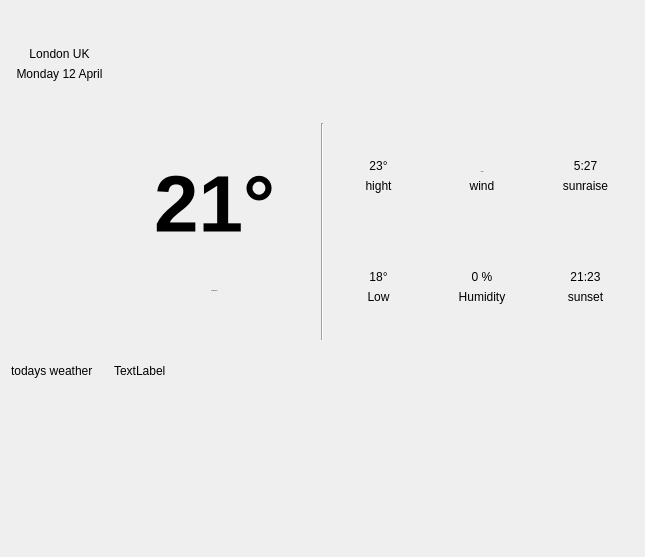
This is gui/mainwindow.ui in Maher-Majdoub/WeatherApp as Qt 5 draws it before an edit. The edited form follows.
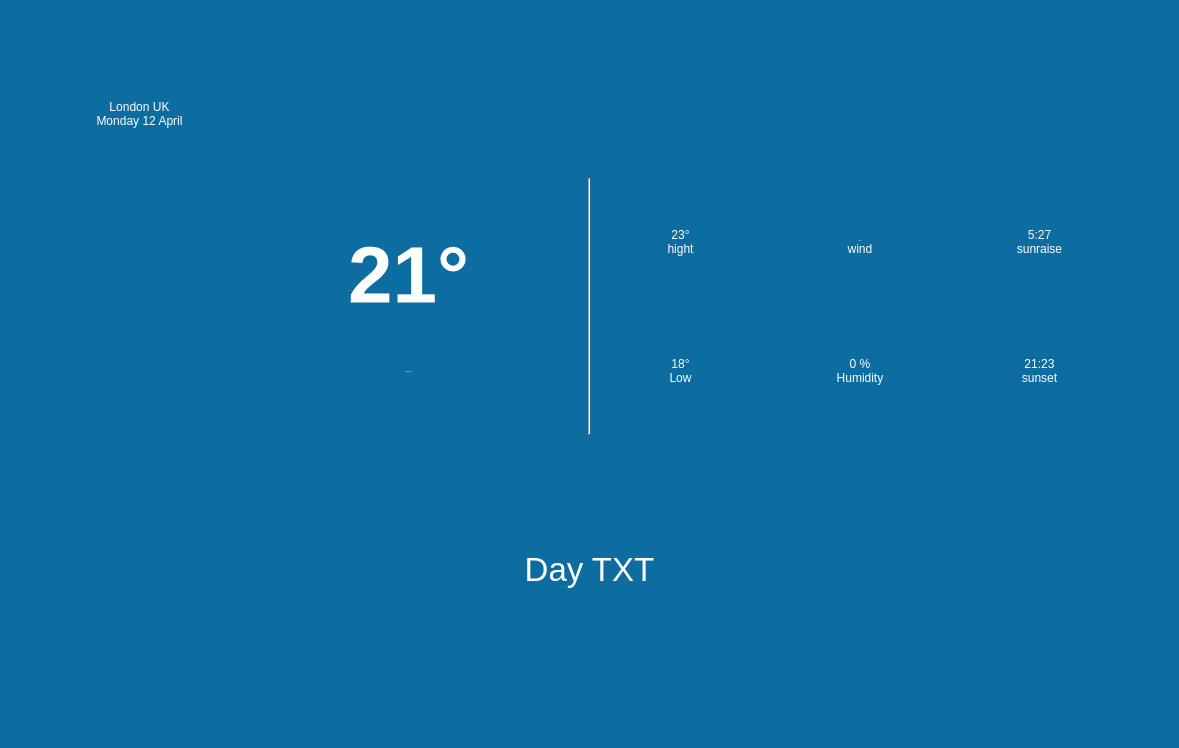
This is the edited form. Icons and pictures are not drawn.

Diff of the .ui file:
```diff
--- a/gui/mainwindow.ui
+++ b/gui/mainwindow.ui
@@ -6,54 +6,237 @@
    <rect>
     <x>0</x>
     <y>0</y>
-    <width>645</width>
-    <height>557</height>
+    <width>1179</width>
+    <height>748</height>
    </rect>
   </property>
+  <property name="palette">
+   <palette>
+    <active>
+     <colorrole role="WindowText">
+      <brush brushstyle="SolidPattern">
+       <color alpha="255">
+        <red>255</red>
+        <green>255</green>
+        <blue>255</blue>
+       </color>
+      </brush>
+     </colorrole>
+     <colorrole role="Button">
+      <brush brushstyle="SolidPattern">
+       <color alpha="255">
+        <red>13</red>
+        <green>109</green>
+        <blue>160</blue>
+       </color>
+      </brush>
+     </colorrole>
+     <colorrole role="Text">
+      <brush brushstyle="SolidPattern">
+       <color alpha="255">
+        <red>255</red>
+        <green>255</green>
+        <blue>255</blue>
+       </color>
+      </brush>
+     </colorrole>
+     <colorrole role="ButtonText">
+      <brush brushstyle="SolidPattern">
+       <color alpha="255">
+        <red>255</red>
+        <green>255</green>
+        <blue>255</blue>
+       </color>
+      </brush>
+     </colorrole>
+     <colorrole role="Base">
+      <brush brushstyle="SolidPattern">
+       <color alpha="255">
+        <red>13</red>
+        <green>109</green>
+        <blue>160</blue>
+       </color>
+      </brush>
+     </colorrole>
+     <colorrole role="Window">
+      <brush brushstyle="SolidPattern">
+       <color alpha="255">
+        <red>13</red>
+        <green>109</green>
+        <blue>160</blue>
+       </color>
+      </brush>
+     </colorrole>
+    </active>
+    <inactive>
+     <colorrole role="WindowText">
+      <brush brushstyle="SolidPattern">
+       <color alpha="255">
+        <red>255</red>
+        <green>255</green>
+        <blue>255</blue>
+       </color>
+      </brush>
+     </colorrole>
+     <colorrole role="Button">
+      <brush brushstyle="SolidPattern">
+       <color alpha="255">
+        <red>13</red>
+        <green>109</green>
+        <blue>160</blue>
+       </color>
+      </brush>
+     </colorrole>
+     <colorrole role="Text">
+      <brush brushstyle="SolidPattern">
+       <color alpha="255">
+        <red>255</red>
+        <green>255</green>
+        <blue>255</blue>
+       </color>
+      </brush>
+     </colorrole>
+     <colorrole role="ButtonText">
+      <brush brushstyle="SolidPattern">
+       <color alpha="255">
+        <red>255</red>
+        <green>255</green>
+        <blue>255</blue>
+       </color>
+      </brush>
+     </colorrole>
+     <colorrole role="Base">
+      <brush brushstyle="SolidPattern">
+       <color alpha="255">
+        <red>13</red>
+        <green>109</green>
+        <blue>160</blue>
+       </color>
+      </brush>
+     </colorrole>
+     <colorrole role="Window">
+      <brush brushstyle="SolidPattern">
+       <color alpha="255">
+        <red>13</red>
+        <green>109</green>
+        <blue>160</blue>
+       </color>
+      </brush>
+     </colorrole>
+    </inactive>
+    <disabled>
+     <colorrole role="WindowText">
+      <brush brushstyle="SolidPattern">
+       <color alpha="255">
+        <red>255</red>
+        <green>255</green>
+        <blue>255</blue>
+       </color>
+      </brush>
+     </colorrole>
+     <colorrole role="Button">
+      <brush brushstyle="SolidPattern">
+       <color alpha="255">
+        <red>13</red>
+        <green>109</green>
+        <blue>160</blue>
+       </color>
+      </brush>
+     </colorrole>
+     <colorrole role="Text">
+      <brush brushstyle="SolidPattern">
+       <color alpha="255">
+        <red>255</red>
+        <green>255</green>
+        <blue>255</blue>
+       </color>
+      </brush>
+     </colorrole>
+     <colorrole role="ButtonText">
+      <brush brushstyle="SolidPattern">
+       <color alpha="255">
+        <red>255</red>
+        <green>255</green>
+        <blue>255</blue>
+       </color>
+      </brush>
+     </colorrole>
+     <colorrole role="Base">
+      <brush brushstyle="SolidPattern">
+       <color alpha="255">
+        <red>13</red>
+        <green>109</green>
+        <blue>160</blue>
+       </color>
+      </brush>
+     </colorrole>
+     <colorrole role="Window">
+      <brush brushstyle="SolidPattern">
+       <color alpha="255">
+        <red>13</red>
+        <green>109</green>
+        <blue>160</blue>
+       </color>
+      </brush>
+     </colorrole>
+    </disabled>
+   </palette>
+  </property>
   <property name="windowTitle">
    <string>Weather</string>
   </property>
   <property name="styleSheet">
-   <string notr="true">QWidget#mainwindow{
-	border-image: url(:/bg_image.jpg);
+   <string notr="true">
+QWidget#mainwindow{
+	
+	background-color: rgba(13,109,160,255);
+	color : white;
+}
+QLabel{
+color : white;
 }
 
 QLabel[accessibleName=&quot;h1&quot;]{
-	color : black;
-	font-size :30px;
+
+	font-size :40px;
 	font-weight : bold;
 
 
 }
 QLabel[accessibleName=&quot;h2&quot;]{
-	color : black;
-	font-size :25px;
+
+	font-size :30px;
 
 
 }
 
 QLabel[accessibleName=&quot;h3&quot;]{
-	color : black;
+
 	font-size :20px;
 }
 </string>
   </property>
-  <layout class="QHBoxLayout" name="horizontalLayout">
-   <item>
+  <layout class="QGridLayout" name="gridLayout_3">
+   <property name="leftMargin">
+    <number>50</number>
+   </property>
+   <property name="topMargin">
+    <number>50</number>
+   </property>
+   <property name="rightMargin">
+    <number>50</number>
+   </property>
+   <property name="bottomMargin">
+    <number>50</number>
+   </property>
+   <property name="horizontalSpacing">
+    <number>5</number>
+   </property>
+   <item row="0" column="0" rowspan="3">
     <layout class="QGridLayout" name="gridLayout">
-     <item row="4" column="4">
-      <widget class="QLabel" name="lowtemp_lbl">
-       <property name="accessibleName">
-        <string>h2</string>
-       </property>
-       <property name="text">
-        <string>18°</string>
-       </property>
-       <property name="alignment">
-        <set>Qt::AlignBottom|Qt::AlignHCenter</set>
-       </property>
-      </widget>
-     </item>
+     <property name="sizeConstraint">
+      <enum>QLayout::SetMaximumSize</enum>
+     </property>
      <item row="3" column="4">
       <widget class="QLabel" name="label_4">
        <property name="accessibleName">
@@ -67,19 +250,6 @@
        </property>
       </widget>
      </item>
-     <item row="3" column="6">
-      <widget class="QLabel" name="label_28">
-       <property name="accessibleName">
-        <string>h3</string>
-       </property>
-       <property name="text">
-        <string>sunraise</string>
-       </property>
-       <property name="alignment">
-        <set>Qt::AlignHCenter|Qt::AlignTop</set>
-       </property>
-      </widget>
-     </item>
      <item row="4" column="6">
       <widget class="QLabel" name="sunset_lbl">
        <property name="accessibleName">
@@ -106,6 +276,19 @@
        </property>
       </widget>
      </item>
+     <item row="4" column="4">
+      <widget class="QLabel" name="lowtemp_lbl">
+       <property name="accessibleName">
+        <string>h2</string>
+       </property>
+       <property name="text">
+        <string>18°</string>
+       </property>
+       <property name="alignment">
+        <set>Qt::AlignBottom|Qt::AlignHCenter</set>
+       </property>
+      </widget>
+     </item>
      <item row="1" column="0">
       <widget class="QLabel" name="date_lbl">
        <property name="accessibleName">
@@ -119,8 +302,18 @@
        </property>
       </widget>
      </item>
-     <item row="7" column="0" rowspan="3" colspan="7">
-      <layout class="QHBoxLayout" name="cards_layout"/>
+     <item row="3" column="6">
+      <widget class="QLabel" name="label_28">
+       <property name="accessibleName">
+        <string>h3</string>
+       </property>
+       <property name="text">
+        <string>sunraise</string>
+       </property>
+       <property name="alignment">
+        <set>Qt::AlignHCenter|Qt::AlignTop</set>
+       </property>
+      </widget>
      </item>
      <item row="5" column="1" colspan="2">
       <widget class="QLabel" name="weatherdesc_lbl">
@@ -140,6 +333,19 @@
        </property>
       </widget>
      </item>
+     <item row="5" column="5">
+      <widget class="QLabel" name="label_26">
+       <property name="accessibleName">
+        <string>h3</string>
+       </property>
+       <property name="text">
+        <string>Humidity</string>
+       </property>
+       <property name="alignment">
+        <set>Qt::AlignHCenter|Qt::AlignTop</set>
+       </property>
+      </widget>
+     </item>
      <item row="2" column="1" rowspan="3" colspan="2">
       <widget class="QLabel" name="maintemp_lbl">
        <property name="font">
@@ -186,13 +392,26 @@
        </property>
       </widget>
      </item>
-     <item row="5" column="5">
-      <widget class="QLabel" name="label_26">
+     <item row="4" column="5">
+      <widget class="QLabel" name="humidity_lbl">
+       <property name="accessibleName">
+        <string>h2</string>
+       </property>
+       <property name="text">
+        <string>0 %</string>
+       </property>
+       <property name="alignment">
+        <set>Qt::AlignBottom|Qt::AlignHCenter</set>
+       </property>
+      </widget>
+     </item>
+     <item row="5" column="4">
+      <widget class="QLabel" name="label_12">
        <property name="accessibleName">
         <string>h3</string>
        </property>
        <property name="text">
-        <string>Humidity</string>
+        <string>Low</string>
        </property>
        <property name="alignment">
         <set>Qt::AlignHCenter|Qt::AlignTop</set>
@@ -223,32 +442,6 @@
        </property>
       </widget>
      </item>
-     <item row="5" column="4">
-      <widget class="QLabel" name="label_12">
-       <property name="accessibleName">
-        <string>h3</string>
-       </property>
-       <property name="text">
-        <string>Low</string>
-       </property>
-       <property name="alignment">
-        <set>Qt::AlignHCenter|Qt::AlignTop</set>
-       </property>
-      </widget>
-     </item>
-     <item row="4" column="5">
-      <widget class="QLabel" name="humidity_lbl">
-       <property name="accessibleName">
-        <string>h2</string>
-       </property>
-       <property name="text">
-        <string>0 %</string>
-       </property>
-       <property name="alignment">
-        <set>Qt::AlignBottom|Qt::AlignHCenter</set>
-       </property>
-      </widget>
-     </item>
      <item row="2" column="6">
       <widget class="QLabel" name="sunrise_lbl">
        <property name="accessibleName">
@@ -262,31 +455,6 @@
        </property>
       </widget>
      </item>
-     <item row="6" column="1">
-      <widget class="QLabel" name="label_15">
-       <property name="text">
-        <string>TextLabel</string>
-       </property>
-      </widget>
-     </item>
-     <item row="2" column="5">
-      <widget class="QLabel" name="windspeed_lbl">
-       <property name="font">
-        <font>
-         <pointsize>-1</pointsize>
-        </font>
-       </property>
-       <property name="accessibleName">
-        <string>h2</string>
-       </property>
-       <property name="text">
-        <string>7 MPH</string>
-       </property>
-       <property name="alignment">
-        <set>Qt::AlignBottom|Qt::AlignHCenter</set>
-       </property>
-      </widget>
-     </item>
      <item row="3" column="5">
       <widget class="QLabel" name="label_24">
        <property name="accessibleName">
@@ -300,10 +468,21 @@
        </property>
       </widget>
      </item>
-     <item row="6" column="0">
-      <widget class="QLabel" name="label_31">
+     <item row="2" column="5">
+      <widget class="QLabel" name="windspeed_lbl">
+       <property name="font">
+        <font>
+         <pointsize>-1</pointsize>
+        </font>
+       </property>
+       <property name="accessibleName">
+        <string>h2</string>
+       </property>
        <property name="text">
-        <string>todays weather</string>
+        <string>7 MPH</string>
+       </property>
+       <property name="alignment">
+        <set>Qt::AlignBottom|Qt::AlignHCenter</set>
        </property>
       </widget>
      </item>
@@ -322,6 +501,110 @@
      </item>
     </layout>
    </item>
+   <item row="3" column="0" rowspan="2">
+    <layout class="QGridLayout" name="gridLayout_2">
+     <property name="sizeConstraint">
+      <enum>QLayout::SetMinimumSize</enum>
+     </property>
+     <property name="verticalSpacing">
+      <number>30</number>
+     </property>
+     <item row="1" column="0" colspan="6">
+      <layout class="QHBoxLayout" name="cards_layout">
+       <property name="spacing">
+        <number>0</number>
+       </property>
+       <property name="sizeConstraint">
+        <enum>QLayout::SetMinimumSize</enum>
+       </property>
+      </layout>
+     </item>
+     <item row="0" column="5">
+      <widget class="QLabel" name="label_5">
+       <property name="text">
+        <string/>
+       </property>
+      </widget>
+     </item>
+     <item row="0" column="4">
+      <widget class="QLabel" name="nextday_lbl">
+       <property name="maximumSize">
+        <size>
+         <width>50</width>
+         <height>50</height>
+        </size>
+       </property>
+       <property name="cursor">
+        <cursorShape>PointingHandCursor</cursorShape>
+       </property>
+       <property name="text">
+        <string/>
+       </property>
+       <property name="pixmap">
+        <pixmap resource="resources.qrc">:/images/icons/next-icon.png</pixmap>
+       </property>
+       <property name="scaledContents">
+        <bool>true</bool>
+       </property>
+      </widget>
+     </item>
+     <item row="0" column="0">
+      <widget class="QLabel" name="label_3">
+       <property name="text">
+        <string/>
+       </property>
+      </widget>
+     </item>
+     <item row="0" column="1">
+      <widget class="QLabel" name="previousday_lbl">
+       <property name="sizePolicy">
+        <sizepolicy hsizetype="Preferred" vsizetype="Preferred">
+         <horstretch>0</horstretch>
+         <verstretch>0</verstretch>
+        </sizepolicy>
+       </property>
+       <property name="maximumSize">
+        <size>
+         <width>50</width>
+         <height>50</height>
+        </size>
+       </property>
+       <property name="font">
+        <font>
+         <pointsize>8</pointsize>
+        </font>
+       </property>
+       <property name="cursor">
+        <cursorShape>PointingHandCursor</cursorShape>
+       </property>
+       <property name="text">
+        <string/>
+       </property>
+       <property name="pixmap">
+        <pixmap resource="resources.qrc">:/images/icons/previous-icon.png</pixmap>
+       </property>
+       <property name="scaledContents">
+        <bool>true</bool>
+       </property>
+      </widget>
+     </item>
+     <item row="0" column="2" colspan="2">
+      <widget class="QLabel" name="currentday_lbl">
+       <property name="font">
+        <font>
+         <pointsize>25</pointsize>
+        </font>
+       </property>
+       <property name="text">
+        <string>Day TXT</string>
+       </property>
+       <property name="alignment">
+        <set>Qt::AlignCenter</set>
+       </property>
+      </widget>
+     </item>
+    </layout>
+   </item>
   </layout>
  </widget>
  <resources>
```
Left out of the diff: 2 changed lines with no effect on the pictures.
